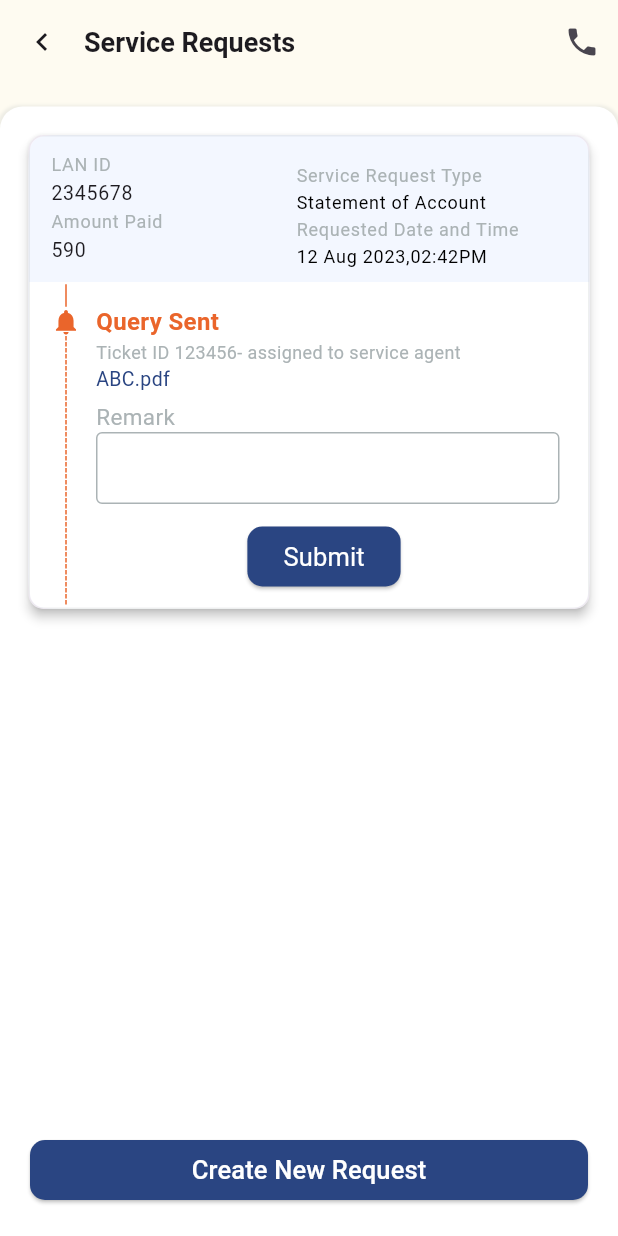
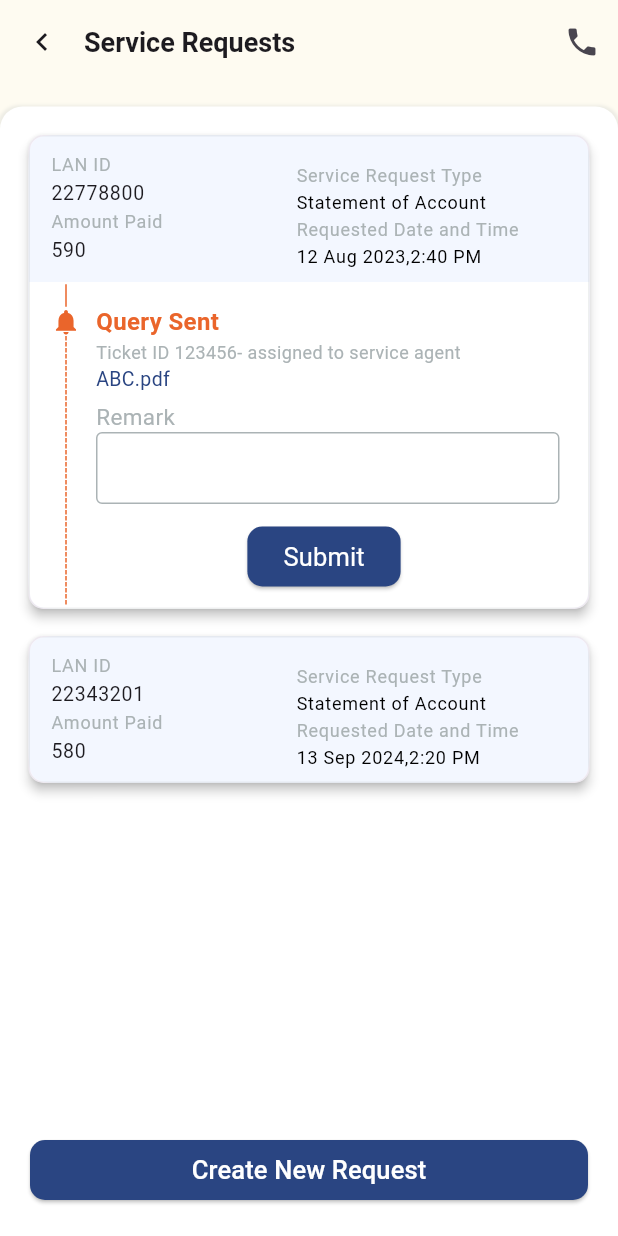
Before and after one commit to mallikaroy14/flutter-application, a Flutter app: the RequestsScreen screen opened by its route, after a tap on "LAN ID", on a phone screen of 412 x 824 dp. Run offline on Flutter 3.47's test engine with Material 3 defaults, Android fonts, the light colour scheme and no system bars; our stand-ins replace geocoding, geolocator, get, image_picker, permission_handler and 2 more; missing offline and left inert: dart:ffi; accounts and stored records are empty.

Commit message:
added service Request Screen with dynamic data for cards and display widget according

```diff
--- a/lib/models/data.dart
+++ b/lib/models/data.dart
@@ -25,11 +25,17 @@ class PersonalDetails {
   String mobile;
   String email;
 
-  PersonalDetails(
-    this.name,
-    this.gender,
-    this.dob,
-    this.mobile,
-    this.email
-  );
+  PersonalDetails(this.name, this.gender, this.dob, this.mobile, this.email);
 }
+
+class ServiceRequestData {
+  ServiceRequestData(this.lanNo, this.serviceType, this.amount,
+      this.requestedDate, this.status, this.subTitle);
+
+  String lanNo;
+  String serviceType;
+  String amount;
+  String requestedDate;
+  String status;
+  String subTitle;
+}
--- a/lib/screens/requests/view/requests_screen.dart
+++ b/lib/screens/requests/view/requests_screen.dart
@@ -1,17 +1,32 @@
+import 'package:feburary_flutter/models/data.dart';
 import 'package:feburary_flutter/screens/refer_a_friend/controller/refer_a_friend_controller.dart';
-import 'package:flutter/cupertino.dart';
-import 'package:flutter/cupertino.dart';
 import 'package:flutter/material.dart';
-import 'package:flutter/src/widgets/framework.dart';
 import 'package:get/get.dart';
 
-import '../../../customUtility/custom_time_line.dart';
 import '../../../theme/app_colors.dart';
-import '../../expandableWidget.dart';
 
 class RequestsScreen extends GetView<ReferAFriendController> {
+  const RequestsScreen({super.key});
+
   @override
   Widget build(BuildContext context) {
+    final List listOfServiceRequest = [
+      ServiceRequestData(
+          "22778800",
+          "Statement Of Account'",
+          "590",
+          "12 Aug 2023,2:40 PM",
+          "Query Sent",
+          "Ticket ID 123456- assigned to service agent"),
+      ServiceRequestData(
+          "22343201",
+          "'Statement Of Account'",
+          "580",
+          "13 Sep 2024,2:20 PM",
+          "Closed",
+          "Your request has been closed successfully by ASHWIN on 12 Aug 2023,2:40 PM")
+    ];
+
     return Scaffold(
       backgroundColor: AppColors.appBarColor,
       appBar: appBarWidget(context),
@@ -19,7 +34,7 @@ class RequestsScreen extends GetView<ReferAFriendController> {
         color: AppColors.appBarColor,
         child: Column(
           children: [
-            SizedBox(
+            const SizedBox(
               height: 15,
             ),
             Expanded(
@@ -33,66 +48,19 @@ class RequestsScreen extends GetView<ReferAFriendController> {
                           offset: const Offset(0, 1))
                     ],
                     color: AppColors.whiteColor,
-                    borderRadius: BorderRadius.only(
+                    borderRadius: const BorderRadius.only(
                         topLeft: Radius.circular(15),
                         topRight: Radius.circular(15))),
                 child: Container(
-                  margin: EdgeInsets.symmetric(horizontal: 15, vertical: 15),
+                  margin:
+                      const EdgeInsets.symmetric(horizontal: 15, vertical: 15),
                   color: AppColors.whiteColor,
                   child: LayoutBuilder(builder: (context, constraint) {
                     return Column(
                         crossAxisAlignment: CrossAxisAlignment.start,
                         children: [
-                          Card.outlined(
-                            shape: RoundedRectangleBorder(
-                              borderRadius: BorderRadius.circular(10),
-                              // if you need this
-                              side: BorderSide(
-                                color:
-                                AppColors.grayColor.withOpacity(0.2),
-                                width: 1,
-                              ),
-                            ),
-                            elevation: 3,
-                            child: Container(
-                              decoration: const BoxDecoration(
-                                  borderRadius:
-                                      BorderRadius.all(Radius.circular(5))),
-                              child: Column(
-                                children: [
-                                  ExpansionTile(
-                                    // controller: controller.expandController,
-                                    collapsedShape:
-                                        const ContinuousRectangleBorder(
-                                      borderRadius: BorderRadius.all(
-                                        Radius.circular(30),
-                                      ),
-                                    ),
-                                    backgroundColor: AppColors.lightBlueColor,
-                                    shape: const ContinuousRectangleBorder(
-                                        borderRadius: BorderRadius.all(
-                                            Radius.circular(30))),
-                                    expandedCrossAxisAlignment:
-                                        CrossAxisAlignment.start,
-                                    dense: true,
-                                    tilePadding: const EdgeInsets.symmetric(
-                                        horizontal: 15),
-                                    iconColor: Colors.black,
-                                    collapsedIconColor: Colors.black,
-                                    collapsedBackgroundColor:
-                                        AppColors.lightBlueColor,
-                                    title: cardHeaderWidget(),
-                                    onExpansionChanged: (bool expand) {
-                                      // controller.customTileExpanded.value = expand;
-                                    },
-                                    trailing: SizedBox(),
-                                    children: [expandedWidget()],
-                                  ),
-                                ],
-                              ),
-                            ),
-                          ),
-                          Spacer(),
+                          buildListView(listOfServiceRequest),
+                          const Spacer(),
                           Container(
                             margin: const EdgeInsets.all(5),
                             width: double.infinity,
@@ -120,21 +88,58 @@ class RequestsScreen extends GetView<ReferAFriendController> {
     );
   }
 
-  Row cardHeaderWidget() {
-    return const Row(
+  ListView buildListView(List<dynamic> listOfServiceRequest) {
+    return ListView.builder(
+        shrinkWrap: true,
+        itemCount: listOfServiceRequest.length,
+        itemBuilder: (context, index) {
+          return Padding(
+            padding: const EdgeInsets.only(bottom: 10.0),
+            child: Card.outlined(
+              shape: RoundedRectangleBorder(
+                borderRadius: BorderRadius.circular(10),
+                // if you need this
+                side: BorderSide(
+                  color: AppColors.grayColor.withOpacity(0.2),
+                  width: 1,
+                ),
+              ),
+              elevation: 3,
+              child: Container(
+                decoration: const BoxDecoration(
+                    borderRadius: BorderRadius.all(Radius.circular(5))),
+                child: Column(
+                  children: [
+                    ExpansionTile(
+                      // controller: controller.expandController,
+                      collapsedShape: const ContinuousRectangleBorder(
+                        borderRadius: BorderRadius.all(
+                          Radius.circular(30),
+                        ),
+                      ),
+                      backgroundColor: AppColors.lightBlueColor,
+                      shape: const ContinuousRectangleBorder(
+                          borderRadius: BorderRadius.all(Radius.circular(30))),
+                      expandedCrossAxisAlignment: CrossAxisAlignment.start,
+                      dense: true,
+                      tilePadding: const EdgeInsets.symmetric(horizontal: 15),
+                      iconColor: Colors.black,
+                      collapsedIconColor: Colors.black,
+                      collapsedBackgroundColor: AppColors.lightBlueColor,
+                      title: Row(
                         mainAxisAlignment: MainAxisAlignment.spaceBetween,
                         children: [
                           Column(
                             crossAxisAlignment: CrossAxisAlignment.start,
                             children: [
-            Text(
+                              const Text(
                                 "LAN ID",
                                 style: TextStyle(
                                     fontWeight: FontWeight.normal,
                                     color: AppColors.grayColor,
                                     fontSize: 12),
                               ),
-            Text("2345678"),
+                              Text(listOfServiceRequest[index].lanNo),
                               Column(
                                 crossAxisAlignment: CrossAxisAlignment.start,
                                 children: [
@@ -143,7 +148,7 @@ class RequestsScreen extends GetView<ReferAFriendController> {
                                           fontWeight: FontWeight.normal,
                                           color: AppColors.grayColor,
                                           fontSize: 12)),
-                Text("590"),
+                                  Text(listOfServiceRequest[index].amount),
                                 ],
                               ),
                             ],
@@ -178,7 +183,7 @@ class RequestsScreen extends GetView<ReferAFriendController> {
                                           fontSize: 12),
                                     ),
                                     Text(
-                    "12 Aug 2023,02:42PM ",
+                                      listOfServiceRequest[index].requestedDate,
                                       style: TextStyle(
                                           fontWeight: FontWeight.normal,
                                           color: AppColors.blackColor,
@@ -190,30 +195,36 @@ class RequestsScreen extends GetView<ReferAFriendController> {
                             ),
                           ),
                         ],
+                      ),
+                      onExpansionChanged: (bool expand) {
+                        // controller.customTileExpanded.value = expand;
+                      },
+                      trailing: const SizedBox(),
+                      children: [expandableWidget(listOfServiceRequest, index)],
+                    ),
+                  ],
+                ),
+              ),
+            ),
           );
+        });
   }
 
-  AppBar appBarWidget(BuildContext context) {
-    return AppBar(
-      backgroundColor: AppColors.appBarColor,
-      titleSpacing: 0,
-      title: const Text(
-        "Service Requests",
-        style: TextStyle(fontSize: 18, fontWeight: FontWeight.w600),
-      ),
-      leading: IconButton(
-          onPressed: () {
-            Navigator.pop(context);
-          },
-          icon: const Icon(Icons.chevron_left)),
-      actions: [IconButton(onPressed: () {}, icon: Icon(Icons.phone))],
-    );
-  }
-
-  LayoutBuilder expandedWidget() {
+  LayoutBuilder expandableWidget(
+      List<dynamic> listOfServiceRequest, int index) {
     return LayoutBuilder(builder: (context, constraint) {
       double _height = constraint.maxHeight;
 
+      if (listOfServiceRequest[index].status == "Closed") {
+        return expandableWidgetForQuerySent(listOfServiceRequest, index);
+      } else {
+        return expandedWidgetForClosedStatus(listOfServiceRequest, index);
+      }
+    });
+  }
+
+  IntrinsicHeight expandableWidgetForQuerySent(
+      List<dynamic> listOfServiceRequest, int index) {
     return IntrinsicHeight(
       child: Expanded(
         child: Container(
@@ -222,12 +233,122 @@ class RequestsScreen extends GetView<ReferAFriendController> {
           child: Row(
             mainAxisAlignment: MainAxisAlignment.start,
             children: [
-                verticalLineWithIcon(_height),
+              verticalLineWithIcon(70.0),
               Expanded(
                 child: Column(
                   mainAxisAlignment: MainAxisAlignment.center,
                   children: [
-                      querySent(),
+                    Padding(
+                      padding:
+                          const EdgeInsets.only(top: 15, left: 10, right: 5),
+                      child: Column(
+                        mainAxisAlignment: MainAxisAlignment.start,
+                        crossAxisAlignment: CrossAxisAlignment.start,
+                        children: [
+                          Text(
+                            listOfServiceRequest[index].status,
+                            style: TextStyle(
+                                fontSize: 16,
+                                fontWeight: FontWeight.w500,
+                                color: AppColors.orangeColor),
+                          ),
+                          Text(
+                            listOfServiceRequest[index].subTitle,
+                            style: TextStyle(
+                                fontSize: 12,
+                                fontWeight: FontWeight.normal,
+                                color: AppColors.grayColor),
+                          ),
+                          Text(
+                            "ABC.pdf",
+                            style: TextStyle(
+                                fontSize: 13,
+                                fontWeight: FontWeight.normal,
+                                color: AppColors.primaryColor),
+                          ),
+                          SizedBox(height: 5),
+                        ],
+                      ),
+                    ),
+                    SizedBox(height: 10),
+                  ],
+                ),
+              )
+            ],
+          ),
+        ),
+      ),
+    );
+  }
+
+  IntrinsicHeight expandedWidgetForClosedStatus(
+      List<dynamic> listOfServiceRequest, int index) {
+    return IntrinsicHeight(
+      child: Expanded(
+        child: Container(
+          padding: EdgeInsets.symmetric(horizontal: 15),
+          color: AppColors.whiteColor,
+          child: Row(
+            mainAxisAlignment: MainAxisAlignment.start,
+            children: [
+              verticalLineWithIcon(180.0),
+              Expanded(
+                child: Column(
+                  mainAxisAlignment: MainAxisAlignment.center,
+                  children: [
+                    Padding(
+                      padding:
+                          const EdgeInsets.only(top: 15, left: 10, right: 5),
+                      child: Column(
+                        mainAxisAlignment: MainAxisAlignment.start,
+                        crossAxisAlignment: CrossAxisAlignment.start,
+                        children: [
+                          Text(
+                            listOfServiceRequest[index].status,
+                            style: TextStyle(
+                                fontSize: 16,
+                                fontWeight: FontWeight.w600,
+                                color: AppColors.orangeColor),
+                          ),
+                          Text(
+                            listOfServiceRequest[index].subTitle,
+                            style: TextStyle(
+                                fontSize: 12,
+                                fontWeight: FontWeight.normal,
+                                color: AppColors.grayColor),
+                          ),
+                          Text(
+                            "ABC.pdf",
+                            style: TextStyle(
+                                fontSize: 13,
+                                fontWeight: FontWeight.normal,
+                                color: AppColors.primaryColor),
+                          ),
+                          SizedBox(height: 5),
+                          const Text(
+                            "Remark",
+                            style: TextStyle(
+                                fontSize: 15,
+                                fontWeight: FontWeight.normal,
+                                color: AppColors.grayColor),
+                          ),
+                          TextFormField(
+                              decoration: const InputDecoration(
+                            contentPadding: const EdgeInsets.symmetric(
+                                vertical: 7.0, horizontal: 10.0),
+                            enabledBorder: OutlineInputBorder(
+                                borderSide:
+                                    BorderSide(color: AppColors.grayColor)),
+                            border: OutlineInputBorder(
+                                borderSide:
+                                    BorderSide(color: AppColors.grayColor)),
+                            focusedBorder: OutlineInputBorder(
+                                borderSide:
+                                    BorderSide(color: AppColors.grayColor)),
+                          )),
+                        ],
+                      ),
+                    ),
                     SizedBox(height: 10),
                     Container(
                         height: 40,
@@ -254,58 +375,22 @@ class RequestsScreen extends GetView<ReferAFriendController> {
         ),
       ),
     );
-    });
   }
 
-  Padding querySent() {
-    return Padding(
-      padding: const EdgeInsets.only(top: 15, left: 10, right: 5),
-      child: Column(
-        mainAxisAlignment: MainAxisAlignment.start,
-        crossAxisAlignment: CrossAxisAlignment.start,
-        children: [
-          Text(
-            "Query Sent",
-            style: TextStyle(
-                fontSize: 16,
-                fontWeight: FontWeight.w600,
-                color: AppColors.orangeColor),
+  AppBar appBarWidget(BuildContext context) {
+    return AppBar(
+      backgroundColor: AppColors.appBarColor,
+      titleSpacing: 0,
+      title: const Text(
+        "Service Requests",
+        style: TextStyle(fontSize: 18, fontWeight: FontWeight.w600),
       ),
-          Text(
-            "Ticket ID 123456- assigned to service agent",
-            style: TextStyle(
-                fontSize: 12,
-                fontWeight: FontWeight.normal,
-                color: AppColors.grayColor),
-          ),
-          Text(
-            "ABC.pdf",
-            style: TextStyle(
-                fontSize: 13,
-                fontWeight: FontWeight.normal,
-                color: AppColors.primaryColor),
-          ),
-          SizedBox(height: 5),
-          const Text(
-            "Remark",
-            style: TextStyle(
-                fontSize: 15,
-                fontWeight: FontWeight.normal,
-                color: AppColors.grayColor),
-          ),
-          TextFormField(
-              decoration: const InputDecoration(
-            contentPadding:
-                const EdgeInsets.symmetric(vertical: 7.0, horizontal: 10.0),
-            enabledBorder: OutlineInputBorder(
-                borderSide: BorderSide(color: AppColors.grayColor)),
-            border: OutlineInputBorder(
-                borderSide: BorderSide(color: AppColors.grayColor)),
-            focusedBorder: OutlineInputBorder(
-                borderSide: BorderSide(color: AppColors.grayColor)),
-          )),
-        ],
-      ),
+      leading: IconButton(
+          onPressed: () {
+            Navigator.pop(context);
+          },
+          icon: const Icon(Icons.chevron_left)),
+      actions: [IconButton(onPressed: () {}, icon: Icon(Icons.phone))],
     );
   }
 }
@@ -362,7 +447,7 @@ Column verticalLineWithIcon(_height) {
 
       // Vertical line with dashed effect
       Container(
-        height: 180,
+        height: _height,
         child: CustomPaint(
           painter: _DashedLinePainter(
             color: AppColors.orangeColor,
```
Lines whose indentation alone changed are shown as unchanged.
